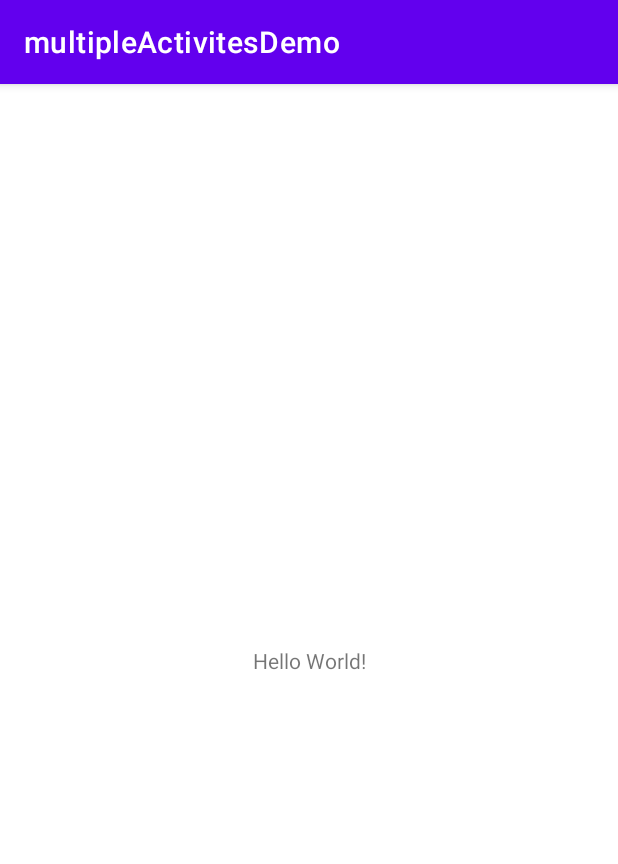
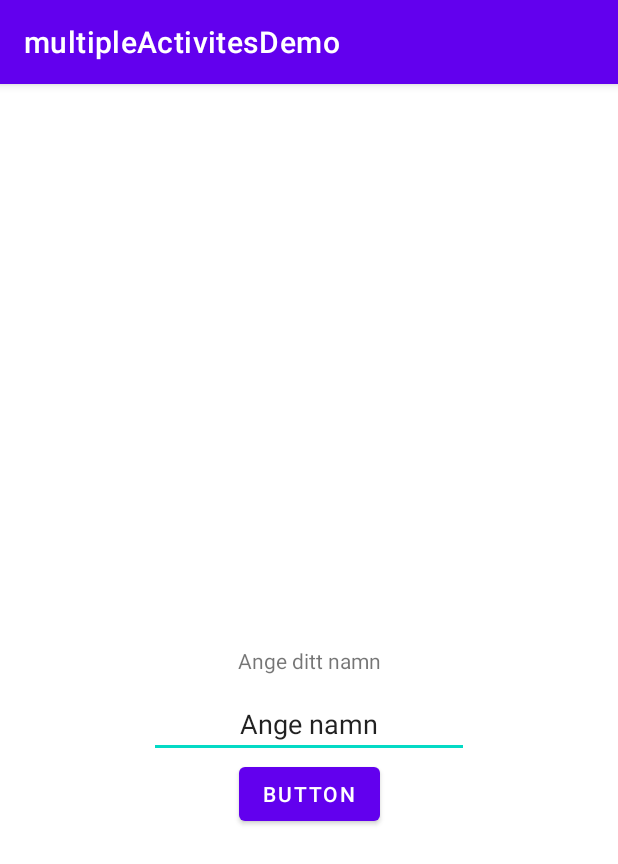
Before and after one commit to b21emmbj/multipleActivitesDemo, an Android app: the screen it shows after launch (MainActivity), on a phone screen of 412 x 824 dp. Shown: the top 864 px of the screen. Run offline under Robolectric (Android 15) with nearby library versions, the phone set to English and light mode, and no system bars.

Commit message:
added layout for sign in form

```diff
--- a/app/src/main/res/layout/activity_main.xml
+++ b/app/src/main/res/layout/activity_main.xml
@@ -7,12 +7,35 @@
     tools:context=".MainActivity">
 
     <TextView
+        android:id="@+id/signin_lable"
         android:layout_width="wrap_content"
         android:layout_height="wrap_content"
-        android:text="Hello World!"
+        android:padding="10dp"
+        android:text="Ange ditt namn"
         app:layout_constraintBottom_toBottomOf="parent"
         app:layout_constraintLeft_toLeftOf="parent"
         app:layout_constraintRight_toRightOf="parent"
         app:layout_constraintTop_toTopOf="parent" />
 
+    <EditText
+        android:id="@+id/signin_name"
+        android:layout_width="wrap_content"
+        android:layout_height="wrap_content"
+        android:ems="10"
+        android:inputType="textPersonName"
+        android:text="Ange namn"
+        android:textAlignment="center"
+        app:layout_constraintTop_toBottomOf="@+id/signin_lable"
+        app:layout_constraintStart_toStartOf="parent"
+        app:layout_constraintEnd_toEndOf="parent"/>
+
+    <Button
+        android:id="@+id/login"
+        android:layout_width="wrap_content"
+        android:layout_height="wrap_content"
+        android:text="Button"
+        app:layout_constraintTop_toBottomOf="@+id/signin_name"
+        app:layout_constraintStart_toStartOf="parent"
+        app:layout_constraintEnd_toEndOf="parent"/>
+
 </androidx.constraintlayout.widget.ConstraintLayout>
```
